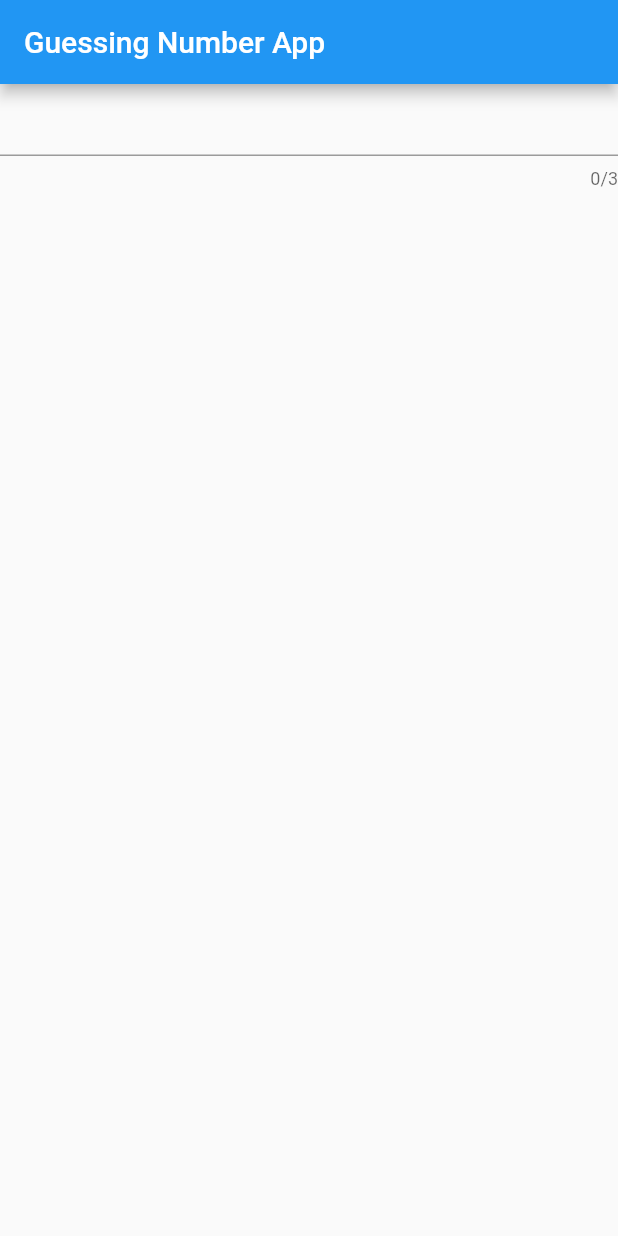
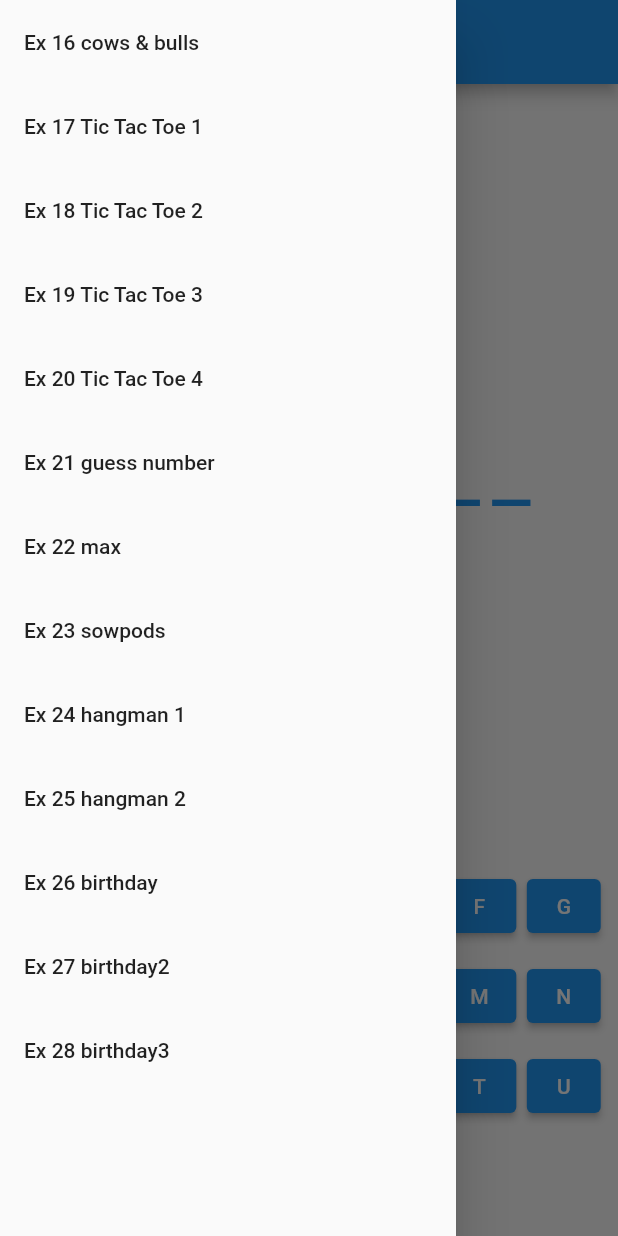
Before and after one commit to Phonekham/flutter_exercise, a Flutter app: the Hangman screen opened directly, with the side drawer open (before the commit the screen has no drawer), on a phone screen of 412 x 824 dp. Run offline on Flutter 3.47's test engine with Material 2 defaults, Android fonts, the light colour scheme and no system bars; our stand-ins replace rflutter_alert; Roboto replaces fonts that are missing (FiraMono).

Commit message:
hangman 1

```diff
--- a/lib/features/guessing_number/widgets/guess_number.dart
+++ b/lib/features/guess_number/guess_number.dart
@@ -1,5 +1,7 @@
 import 'package:flutter/material.dart';
 import 'dart:math' show Random;
+
+import 'package:flutter_exercise/features/widgets/drawer.dart';
 
 class GuessNumber extends StatefulWidget {
   const GuessNumber({Key? key}) : super(key: key);
@@ -57,6 +59,7 @@ class _GuessNumberState extends State<GuessNumber> {
       appBar: AppBar(
         title: const Text('Guessing Number App'),
       ),
+      drawer: CustomDrawer(),
       body: SafeArea(
         child: Column(
           children: [
--- a/lib/features/guessing_number/screen/guessing_number.dart
+++ b/lib/features/guessing_number/screen/guessing_number.dart
@@ -3,6 +3,7 @@ import 'dart:math' show Random;
 
 import 'package:flutter_exercise/features/guessing_number/model/answer.dart';
 import 'package:flutter_exercise/features/guessing_number/widgets/answer_list.dart';
+import 'package:flutter_exercise/features/widgets/drawer.dart';
 
 class GuessingNumber extends StatefulWidget {
   const GuessingNumber({Key? key}) : super(key: key);
@@ -116,6 +117,7 @@ class _GuessingNumberState extends State<GuessingNumber> {
       appBar: AppBar(
         title: Text('Guessing Number App'),
       ),
+      drawer: CustomDrawer(),
       body: SafeArea(
         child: Column(
           children: [
--- a/lib/features/guessing_number/widgets/hangman.dart
+++ /dev/null
@@ -1,49 +0,0 @@
-import 'package:flutter/material.dart';
-
-class Hangman extends StatefulWidget {
-  const Hangman({Key? key}) : super(key: key);
-
-  @override
-  State<Hangman> createState() => _HangmanState();
-}
-
-class _HangmanState extends State<Hangman> {
-  final guess = TextEditingController();
-  bool game_over = false;
-  final List<String> correctWords = [];
-  String puzzle = 'phonekham';
-
-  void check(value) {
-    for (var i = 0; i < puzzle.length + 1; i++) {
-      if (puzzle.contains(value)) {
-        print('ttt');
-      }
-    }
-    // if(value.contains(puzzle)){
-    //   print(object)
-    // }
-  }
-
-  @override
-  Widget build(BuildContext context) {
-    return Scaffold(
-      appBar: AppBar(
-        title: const Text('Guessing Number App'),
-      ),
-      body: SafeArea(
-        child: Column(
-          children: [
-            TextFormField(
-              keyboardType: TextInputType.text,
-              maxLength: 3,
-              controller: guess,
-              onChanged: (value) {
-                check(value);
-              },
-            ),
-          ],
-        ),
-      ),
-    );
-  }
-}
--- /dev/null
+++ b/lib/features/hangman/screen/hangman.dart
@@ -0,0 +1,215 @@
+import 'package:flutter/material.dart';
+import 'package:rflutter_alert/rflutter_alert.dart';
+
+import 'package:flutter_exercise/features/hangman/widgets/word_button.dart';
+import 'package:flutter_exercise/features/widgets/drawer.dart';
+
+class Alphabet {
+  String alphabet = 'abcdefghijklmnopqrstuvwxyz';
+}
+
+class Hangman extends StatefulWidget {
+  const Hangman({Key? key}) : super(key: key);
+
+  @override
+  State<Hangman> createState() => _HangmanState();
+}
+
+class _HangmanState extends State<Hangman> {
+  // Init state
+  late String word;
+  List<String> wordList = [];
+  late List<bool> buttonStatus;
+  late String hiddenWord;
+  bool finishedGame = false;
+  int wordCount = 0;
+  Alphabet englishAlphabet = Alphabet();
+
+  String getHiddenWord(int wordLength) {
+    String hiddenWord = '';
+    for (int i = 0; i < wordLength; i++) {
+      hiddenWord += '_';
+    }
+    return hiddenWord;
+  }
+
+  void initWords() {
+    word = 'evaporate';
+    wordList = [];
+
+    buttonStatus = List.generate(26, (index) => true);
+    if (word.isNotEmpty) {
+      hiddenWord = getHiddenWord(word.length);
+    }
+    for (var i = 0; i < word.length; i++) {
+      wordList.add(word[i]);
+    }
+  }
+
+  Widget createButton(int? index) {
+    return Container(
+      padding: const EdgeInsets.symmetric(horizontal: 3.5, vertical: 6.0),
+      child: Center(
+        child: index != null
+            ? WordButton(
+                buttonTitle: englishAlphabet.alphabet[index].toUpperCase(),
+                onPress:
+                    buttonStatus[index] ? () => onPressButton(index) : null,
+              )
+            : null,
+      ),
+    );
+  }
+
+// onpress the word
+  void onPressButton(int index) {
+    bool isCorrect = false;
+    setState(() {
+      for (var i = 0; i < wordList.length; i++) {
+        // if correct
+        if (wordList[i] == englishAlphabet.alphabet[index]) {
+          isCorrect = true;
+          wordList[i] = '';
+          hiddenWord = hiddenWord.replaceFirst(RegExp('_'), word[i], i);
+          buttonStatus[index] = false;
+        }
+      }
+
+      // finished game if  user guessed all word
+      if (hiddenWord == word) {
+        finishedGame = true;
+        Alert(
+          context: context,
+          style: AlertStyle(
+            animationType: AnimationType.grow,
+            isCloseButton: false,
+            isOverlayTapDismiss: false,
+            animationDuration: const Duration(milliseconds: 500),
+            backgroundColor: const Color(0xFF2C1E68),
+            alertBorder: RoundedRectangleBorder(
+              borderRadius: BorderRadius.circular(10.0),
+            ),
+            titleStyle: const TextStyle(
+              color: Color(0xFF00e676),
+              fontWeight: FontWeight.bold,
+              fontSize: 30.0,
+              letterSpacing: 1.5,
+            ),
+          ),
+          type: AlertType.success,
+          title: word,
+//          desc: "You guessed it right!",
+          buttons: [
+            DialogButton(
+              radius: BorderRadius.circular(10),
+              child: const Text(
+                'Game finsihed ',
+                style: TextStyle(color: Colors.white),
+              ),
+              onPressed: () {
+                setState(() {
+                  wordCount += 1;
+                  Navigator.pop(context);
+                  initWords();
+                });
+              },
+              width: 127,
+              color: const Color(0x00000000),
+              height: 52,
+            )
+          ],
+        ).show();
+      }
+    });
+  }
+
+  @override
+  void initState() {
+    super.initState();
+    initWords();
+  }
+
+  @override
+  Widget build(BuildContext context) {
+    return Scaffold(
+      appBar: AppBar(
+        title: const Text('Hangman 1'),
+      ),
+      drawer: CustomDrawer(),
+      body: SafeArea(
+        child: Column(
+          children: [
+            Expanded(
+                child: Column(
+              children: [
+                Expanded(
+                  flex: 5,
+                  child: Container(
+                    margin: const EdgeInsets.symmetric(horizontal: 35.0),
+                    alignment: Alignment.center,
+                    child: FittedBox(
+                      fit: BoxFit.fitWidth,
+                      child: Text(
+                        hiddenWord,
+                        style: const TextStyle(
+                            fontSize: 57,
+                            color: Colors.blue,
+                            fontFamily: 'FiraMono',
+                            letterSpacing: 8),
+                      ),
+                    ),
+                  ),
+                ),
+              ],
+            )),
+            Container(
+              padding: const EdgeInsets.fromLTRB(10.0, 2.0, 8.0, 10.0),
+              child: Table(
+                defaultVerticalAlignment: TableCellVerticalAlignment.baseline,
+                textBaseline: TextBaseline.alphabetic,
+                children: [
+                  TableRow(children: [
+                    TableCell(child: createButton(0)),
+                    TableCell(child: createButton(1)),
+                    TableCell(child: createButton(2)),
+                    TableCell(child: createButton(3)),
+                    TableCell(child: createButton(4)),
+                    TableCell(child: createButton(5)),
+                    TableCell(child: createButton(6)),
+                  ]),
+                  TableRow(children: [
+                    TableCell(child: createButton(7)),
+                    TableCell(child: createButton(8)),
+                    TableCell(child: createButton(9)),
+                    TableCell(child: createButton(10)),
+                    TableCell(child: createButton(11)),
+                    TableCell(child: createButton(12)),
+                    TableCell(child: createButton(13)),
+                  ]),
+                  TableRow(children: [
+                    TableCell(child: createButton(14)),
+                    TableCell(child: createButton(15)),
+                    TableCell(child: createButton(16)),
+                    TableCell(child: createButton(17)),
+                    TableCell(child: createButton(18)),
+                    TableCell(child: createButton(19)),
+                    TableCell(child: createButton(20)),
+                  ]),
+                  TableRow(children: [
+                    TableCell(child: createButton(21)),
+                    TableCell(child: createButton(22)),
+                    TableCell(child: createButton(23)),
+                    TableCell(child: createButton(24)),
+                    TableCell(child: createButton(25)),
+                    TableCell(child: createButton(null)),
+                    TableCell(child: createButton(null)),
+                  ]),
+                ],
+              ),
+            )
+          ],
+        ),
+      ),
+    );
+  }
+}
--- /dev/null
+++ b/lib/features/hangman/widgets/word_button.dart
@@ -0,0 +1,19 @@
+import 'package:flutter/material.dart';
+
+class WordButton extends StatelessWidget {
+  WordButton({required this.buttonTitle, required this.onPress});
+
+  final VoidCallback? onPress;
+  final String buttonTitle;
+
+  @override
+  Widget build(BuildContext context) {
+    return ElevatedButton(
+      onPressed: onPress,
+      child: Text(
+        buttonTitle,
+        textAlign: TextAlign.center,
+      ),
+    );
+  }
+}
--- a/lib/features/guessing_number/widgets/max.dart
+++ b/lib/features/max/max.dart
@@ -1,4 +1,5 @@
 import 'package:flutter/material.dart';
+import 'package:flutter_exercise/features/widgets/drawer.dart';
 
 class MaxInput extends StatefulWidget {
   const MaxInput({Key? key}) : super(key: key);
@@ -47,6 +48,7 @@ class _MaxInputState extends State<MaxInput> {
       appBar: AppBar(
         title: const Text('Guessing Number App'),
       ),
+      drawer: CustomDrawer(),
       body: SafeArea(
         child: Column(
           children: [
--- /dev/null
+++ b/lib/features/widgets/drawer.dart
@@ -0,0 +1,109 @@
+import 'package:flutter/material.dart';
+import 'package:flutter_exercise/features/guess_number/guess_number.dart';
+import 'package:flutter_exercise/features/guessing_number/screen/guessing_number.dart';
+import 'package:flutter_exercise/features/hangman/screen/hangman.dart';
+import 'package:flutter_exercise/features/max/max.dart';
+
+class CustomDrawer extends StatelessWidget {
+  @override
+  Widget build(BuildContext context) {
+    return Drawer(
+      child: ListView(
+        padding: EdgeInsets.zero,
+        children: [
+          ListTile(
+            title: const Text('Ex 16 cows & bulls'),
+            onTap: () {
+              Navigator.pushReplacement(context,
+                  MaterialPageRoute(builder: (_) => const GuessingNumber()));
+            },
+          ),
+          ListTile(
+            title: const Text('Ex 17 Tic Tac Toe 1'),
+            onTap: () {
+              Navigator.pushReplacement(context,
+                  MaterialPageRoute(builder: (_) => const GuessingNumber()));
+            },
+          ),
+          ListTile(
+            title: const Text('Ex 18 Tic Tac Toe 2'),
+            onTap: () {
+              Navigator.pushReplacement(context,
+                  MaterialPageRoute(builder: (_) => const GuessingNumber()));
+            },
+          ),
+          ListTile(
+            title: const Text('Ex 19 Tic Tac Toe 3'),
+            onTap: () {
+              Navigator.pushReplacement(context,
+                  MaterialPageRoute(builder: (_) => const GuessingNumber()));
+            },
+          ),
+          ListTile(
+            title: const Text('Ex 20 Tic Tac Toe 4'),
+            onTap: () {
+              Navigator.pushReplacement(context,
+                  MaterialPageRoute(builder: (_) => const GuessingNumber()));
+            },
+          ),
+          ListTile(
+            title: const Text('Ex 21 guess number'),
+            onTap: () {
+              Navigator.pushReplacement(context,
+                  MaterialPageRoute(builder: (_) => const GuessNumber()));
+            },
+          ),
+          ListTile(
+            title: const Text('Ex 22 max'),
+            onTap: () {
+              Navigator.pushReplacement(
+                  context, MaterialPageRoute(builder: (_) => const MaxInput()));
+            },
+          ),
+          ListTile(
+            title: const Text('Ex 23 sowpods'),
+            onTap: () {
+              Navigator.pushReplacement(context,
+                  MaterialPageRoute(builder: (_) => const GuessingNumber()));
+            },
+          ),
+          ListTile(
+            title: const Text('Ex 24 hangman 1'),
+            onTap: () {
+              Navigator.pushReplacement(
+                  context, MaterialPageRoute(builder: (_) => const Hangman()));
+            },
+          ),
+          ListTile(
+            title: const Text('Ex 25 hangman 2'),
+            onTap: () {
+              Navigator.pushReplacement(context,
+                  MaterialPageRoute(builder: (_) => const GuessingNumber()));
+            },
+          ),
+          ListTile(
+            title: const Text('Ex 26 birthday'),
+            onTap: () {
+              Navigator.pushReplacement(context,
+                  MaterialPageRoute(builder: (_) => const GuessingNumber()));
+            },
+          ),
+          ListTile(
+            title: const Text('Ex 27 birthday2'),
+            onTap: () {
+              Navigator.pushReplacement(context,
+                  MaterialPageRoute(builder: (_) => const GuessingNumber()));
+            },
+          ),
+          ListTile(
+            title: const Text('Ex 28 birthday3'),
+            onTap: () {
+              Navigator.pushReplacement(context,
+                  MaterialPageRoute(builder: (_) => const GuessingNumber()));
+            },
+          ),
+        ],
+      ),
+    );
+  }
+}
--- a/lib/main.dart
+++ b/lib/main.dart
@@ -1,9 +1,5 @@
 import 'package:flutter/material.dart';
 import 'package:flutter_exercise/features/guessing_number/screen/guessing_number.dart';
-import 'package:flutter_exercise/features/guessing_number/widgets/guess_number.dart';
-import 'package:flutter_exercise/features/guessing_number/widgets/hangman.dart';
-import 'package:flutter_exercise/features/guessing_number/widgets/max.dart';
-import 'package:flutter_exercise/features/guessing_number/widgets/toic_tac_toe.dart';
 
 void main() {
   runApp(const MyApp());
@@ -20,7 +16,7 @@
       theme: ThemeData(
         primarySwatch: Colors.blue,
       ),
-      home: const Hangman(),
+      home: const GuessingNumber(),
     );
   }
 }
--- a/pubspec.yaml
+++ b/pubspec.yaml
@@ -9,6 +9,7 @@ dependencies:
   flutter:
     sdk: flutter
   cupertino_icons: ^1.0.2
+  rflutter_alert: ^2.0.4
 dev_dependencies:
   flutter_test:
     sdk: flutter
```
Also changed, not shown: pubspec.lock.
